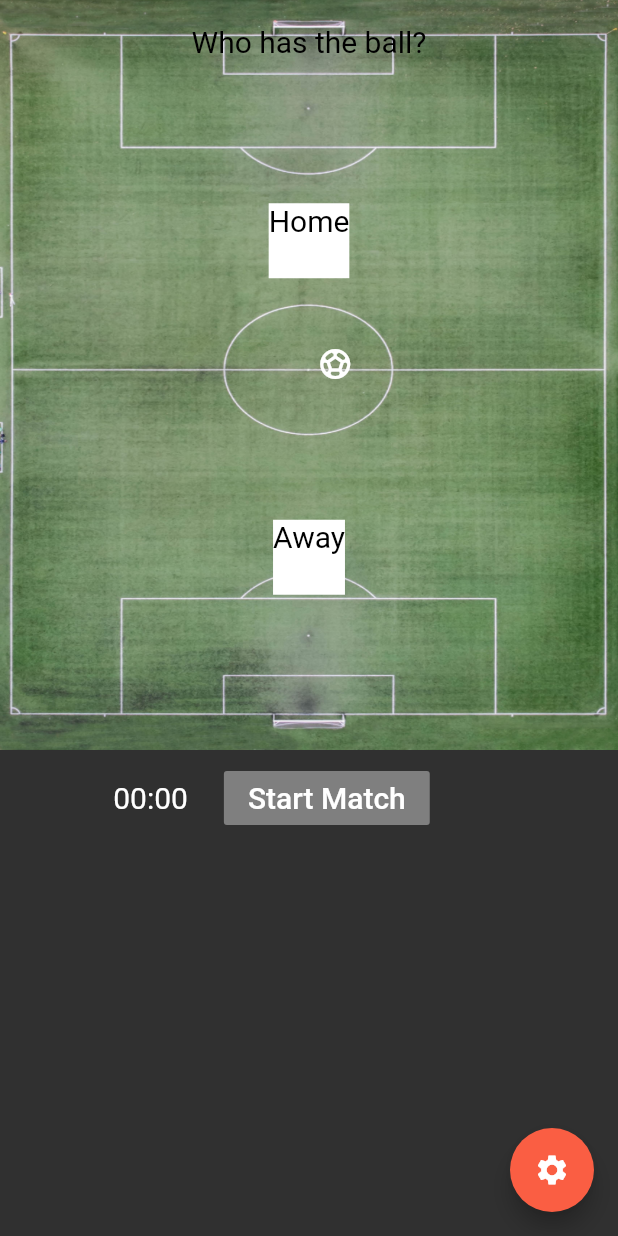
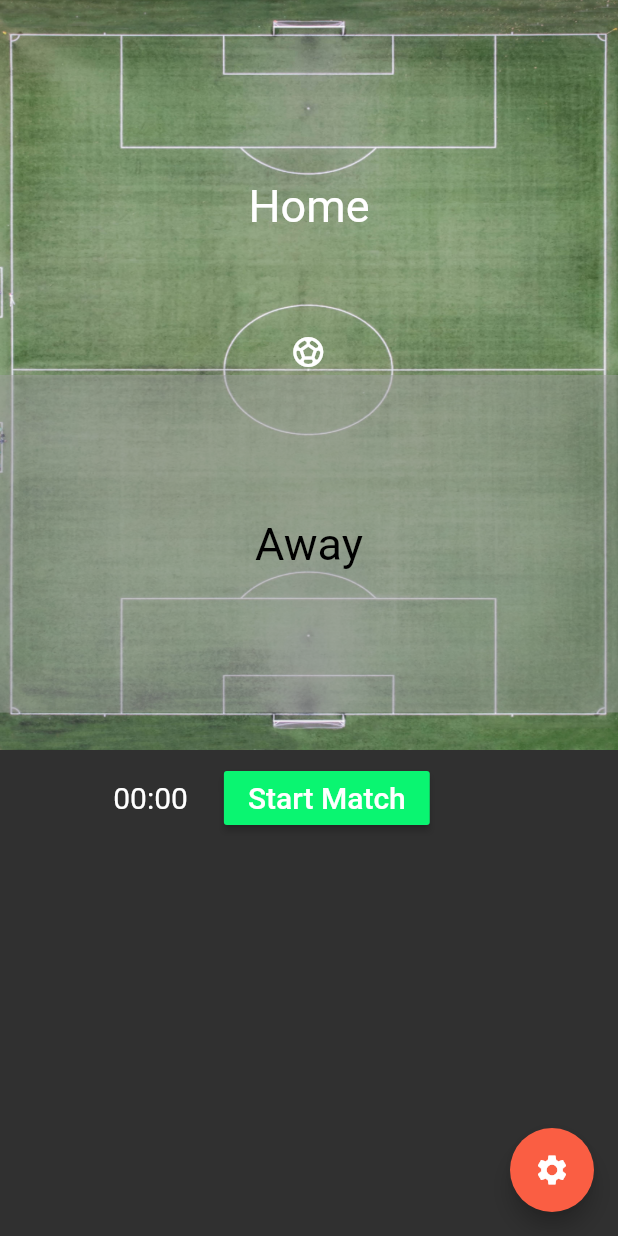
Before and after one commit to mariusschroeter/simple-football-tracker, a Flutter app: the AddMatchStartMatchScreen screen opened directly with empty values, on a phone screen of 412 x 824 dp. Run offline on Flutter 3.47's test engine with Material 2 defaults, Android fonts, the light colour scheme and no system bars; our stand-ins replace flutter_svg; network calls fail; Roboto replaces fonts that are missing (Georgia).

Commit message:
#match start ball possession + fix zones positioning #NEXT: deleting matches

```diff
--- a/lib/screens/add_match_start_match.screen.dart
+++ b/lib/screens/add_match_start_match.screen.dart
@@ -64,7 +64,7 @@ class _AddMatchStartMatchScreenState extends State<AddMatchStartMatchScreen> {
   }
 
   //Field Ball
-  Offset _ballPosition;
+  Offset _ballPosition = Offset(0, 0);
 
   _onBallMovement(TapDownDetails details) {
     final x = details.localPosition.dx;
@@ -105,6 +105,7 @@ class _AddMatchStartMatchScreenState extends State<AddMatchStartMatchScreen> {
             yEnd: yEnd));
       }
     }
+    _switchTeamBallPossession(isHome: true, isInit: true);
   }
 
   _setZoneActive(double x, double y) {
@@ -146,30 +147,34 @@ class _AddMatchStartMatchScreenState extends State<AddMatchStartMatchScreen> {
   }
 
   _switchPercentages() {
+    bool percentages = !_showPercentages;
+    if (_isPossessionQuestion) percentages = false;
     setState(() {
-      _showPercentages = !_showPercentages;
+      _showPercentages = percentages;
     });
   }
 
   _switchHeatMap() {
+    bool heatMap = !_showHeatMap;
+    if (_isPossessionQuestion) heatMap = false;
     setState(() {
-      _showHeatMap = !_showHeatMap;
+      _showHeatMap = heatMap;
     });
   }
 
-  setPercentagesPerZone(int minute) {
-    List<ZonePercentages> zonePercentages = [];
-    zonePercentages = zones
-        .map((e) => new ZonePercentages(
-              homePercentage: e.homePercentage != 0.0
-                  ? ((e.homePercentage / _homePossession) * 100)
-                  : 0.0,
-              awayPercentage: e.awayPercentage != 0.0
-                  ? ((e.awayPercentage / _awayPossession) * 100)
-                  : 0.0,
-            ))
-        .toList();
-  }
+  // setPercentagesPerZone(int minute) {
+  //   List<ZonePercentages> zonePercentages = [];
+  //   zonePercentages = zones
+  //       .map((e) => new ZonePercentages(
+  //             homePercentage: e.homePercentage != 0.0
+  //                 ? ((e.homePercentage / _homePossession) * 100)
+  //                 : 0.0,
+  //             awayPercentage: e.awayPercentage != 0.0
+  //                 ? ((e.awayPercentage / _awayPossession) * 100)
+  //                 : 0.0,
+  //           ))
+  //       .toList();
+  // }
 
   //Wer hat den Ball?
   int _homePossession = 0;
@@ -178,9 +183,24 @@ class _AddMatchStartMatchScreenState extends State<AddMatchStartMatchScreen> {
   int _totalAwayPossession = 0;
   bool _homeTeamBallPossession = true;
 
-  _switchTeamBallPossession() {
+  _switchTeamBallPossession({bool isHome, isInit = false}) {
+    var home = isHome;
+    if (home == null && !isInit) {
+      home = !_homeTeamBallPossession;
+    } else {
+      double x = MediaQuery.of(context).size.width / 2 - 5;
+      double y = 450 / 2;
+      if (home) {
+        y -= 20;
+      } else {
+        y += 10;
+      }
+
+      TapDownDetails details = TapDownDetails(localPosition: Offset(x, y));
+      _onBallMovement(details);
+    }
     setState(() {
-      _homeTeamBallPossession = !_homeTeamBallPossession;
+      _homeTeamBallPossession = home;
     });
   }
 
@@ -220,6 +240,7 @@ class _AddMatchStartMatchScreenState extends State<AddMatchStartMatchScreen> {
             }
 
             //Match starten
+            _isPossessionQuestion = false;
             _matchStart = true;
             _matchPause = false;
           }
@@ -274,6 +295,9 @@ class _AddMatchStartMatchScreenState extends State<AddMatchStartMatchScreen> {
       });
       _isPossessionQuestion = true;
     });
+    _switchHeatMap();
+    _switchPercentages();
+    _switchTeamBallPossession(isHome: true, isInit: true);
   }
 
   _endMatch() {
@@ -358,24 +382,6 @@ class _AddMatchStartMatchScreenState extends State<AddMatchStartMatchScreen> {
   //Who has the ball at start?
   bool _isPossessionQuestion = true;
 
-  void _setPossessionAtMatchStart(bool isHome) {
-    double x = MediaQuery.of(context).size.width / 2;
-    double y = 450 / 2;
-    if (isHome) {
-      y -= 20;
-    } else {
-      y += 20;
-    }
-
-    TapDownDetails details = TapDownDetails(localPosition: Offset(x, y));
-    _onBallMovement(details);
-
-    setState(() {
-      _homeTeamBallPossession = isHome;
-      _isPossessionQuestion = false;
-    });
-  }
-
   @override
   Widget build(BuildContext context) {
     double statusBarHeight = MediaQuery.of(context).padding.top;
@@ -408,21 +414,16 @@ class _AddMatchStartMatchScreenState extends State<AddMatchStartMatchScreen> {
                   child: Column(
                     crossAxisAlignment: CrossAxisAlignment.start,
                     children: [
-                      // Padding(
-                      //     padding: EdgeInsets.only(left: 8.0),
-                      //     child:
-                      //         //?
-                      //         NormalTextSize(
-                      //       title: homeTeam,
-                      //       color: Colors.white,
-                      //     )
-                      //     // : NormalTextSize(
-                      //     //     title: awayTeam,
-                      //     //   ),
-                      //     ),
-                      Expanded(
-                        flex: 1,
-                        child: GestureDetector(
+                      Container(
+                        height: 25,
+                        child: Padding(
+                            padding: EdgeInsets.only(left: 8.0),
+                            child: NormalTextSize(
+                              title: homeTeam,
+                              color: Colors.white,
+                            )),
+                      ),
+                      GestureDetector(
                         onTapDown: (TapDownDetails details) =>
                             _onBallMovement(details),
                         onDoubleTap: () => _switchTeamBallPossession(),
@@ -435,6 +436,7 @@ class _AddMatchStartMatchScreenState extends State<AddMatchStartMatchScreen> {
                               //Zone start ---
                               _showPercentages || _showHeatMap
                                   ? ListView.builder(
+                                      padding: EdgeInsets.all(0),
                                       physics: NeverScrollableScrollPhysics(),
                                       itemBuilder: (ctx, i) => Container(
                                         height: 450 / widget.zoneLines,
@@ -456,14 +458,10 @@ class _AddMatchStartMatchScreenState extends State<AddMatchStartMatchScreen> {
                                   ? Positioned(
                                       top: 200,
                                       left: _matchHalfTime
-                                            ? (MediaQuery.of(context)
-                                                        .size
-                                                        .width /
+                                          ? (MediaQuery.of(context).size.width /
                                                   3) /
                                               2
-                                            : MediaQuery.of(context)
-                                                    .size
-                                                    .width /
+                                          : MediaQuery.of(context).size.width /
                                               3,
                                       child: Row(
                                         mainAxisAlignment:
@@ -522,12 +520,8 @@ class _AddMatchStartMatchScreenState extends State<AddMatchStartMatchScreen> {
                                   : SizedBox(),
                               //end total possession--
                               Positioned(
-                                  top: _ballPosition != null
-                                      ? _ballPosition.dy
-                                      : 450 / 2,
-                                  left: _ballPosition != null
-                                      ? _ballPosition.dx
-                                      : MediaQuery.of(context).size.width / 2,
+                                top: _ballPosition.dy,
+                                left: _ballPosition.dx,
                                 child: Draggable(
                                   // onDraggableCanceled:
                                   //     (Velocity velocity, Offset offset) {
@@ -554,41 +548,41 @@ class _AddMatchStartMatchScreenState extends State<AddMatchStartMatchScreen> {
                               ),
                               Visibility(
                                 visible: _isPossessionQuestion,
-                                  child: Container(
-                                    width: double.infinity,
                                 child: Column(
                                   children: [
-                                        NormalTextSize(
-                                          title: 'Who has the ball?',
-                                          padding: 16.0,
+                                    InkWell(
+                                      onTap: () => _switchTeamBallPossession(
+                                          isHome: true),
+                                      child: Container(
+                                        color: _homeTeamBallPossession
+                                            ? Colors.transparent
+                                            : Colors.grey.withOpacity(0.5),
+                                        width: double.infinity,
+                                        height: 225,
+                                        child: Center(
+                                          child: NormalTextSize(
+                                            size: 30,
+                                            title: 'Home',
+                                            color: Colors.white,
                                           ),
-                                        Expanded(
-                                          flex: 1,
-                                          child: Column(
-                                            mainAxisAlignment:
-                                                MainAxisAlignment.spaceAround,
-                                            children: [
-                                              InkWell(
-                                                onTap: () =>
-                                                    _setPossessionAtMatchStart(
-                                                        true),
-                                                child: Container(
-                                                  color: Colors.white,
-                                                  height: 50,
-                                                  child: NormalTextSize(
-                                                    title: 'Home',
                                         ),
                                       ),
                                     ),
                                     InkWell(
-                                                onTap: () =>
-                                                    _setPossessionAtMatchStart(
-                                                        false),
+                                      onTap: () => _switchTeamBallPossession(
+                                          isHome: false),
                                       child: Container(
-                                                  height: 50,
-                                                  color: Colors.white,
+                                        color: !_homeTeamBallPossession
+                                            ? Colors.transparent
+                                            : Colors.grey.withOpacity(0.5),
+                                        width: double.infinity,
+                                        height: 225,
+                                        child: Center(
                                           child: NormalTextSize(
+                                            size: 30,
                                             title: 'Away',
+                                            color: Colors.black,
+                                          ),
                                         ),
                                       ),
                                     ),
@@ -596,11 +590,6 @@ class _AddMatchStartMatchScreenState extends State<AddMatchStartMatchScreen> {
                                 ),
                               ),
                             ],
-                                    ),
-                                  ),
-                                ),
-                              ],
-                            ),
                           ),
                         ),
                       ),
@@ -654,10 +643,8 @@ class _AddMatchStartMatchScreenState extends State<AddMatchStartMatchScreen> {
                             // ),
                             RaisedButton(
                               color: Theme.of(context).primaryColor,
-                              onPressed: _start == 0 && !_isPossessionQuestion
+                              onPressed: _start == 0
                                   ? () => _startTimer(0)
-                                  : _isPossessionQuestion
-                                      ? null
                                   : _matchPause
                                       ? unpauseTimer
                                       : _isExtraTime
@@ -698,6 +685,7 @@ class _AddMatchStartMatchScreenState extends State<AddMatchStartMatchScreen> {
             child: Column(
               children: [
                 FloatingActionButton(
+                  heroTag: 'heatmap',
                   child: Icon(Icons.invert_colors),
                   onPressed: () {
                     _switchHeatMap();
@@ -707,6 +695,7 @@ class _AddMatchStartMatchScreenState extends State<AddMatchStartMatchScreen> {
                   height: 8,
                 ),
                 FloatingActionButton(
+                  heroTag: 'percentages',
                   child: Text(
                     "%",
                     style: TextStyle(fontSize: 24),
@@ -722,6 +711,7 @@ class _AddMatchStartMatchScreenState extends State<AddMatchStartMatchScreen> {
             height: 8,
           ),
           FloatingActionButton(
+            heroTag: 'settings',
             child: Icon(Icons.settings),
             onPressed: () {
               setState(() {
```
Lines whose indentation alone changed are shown as unchanged.
